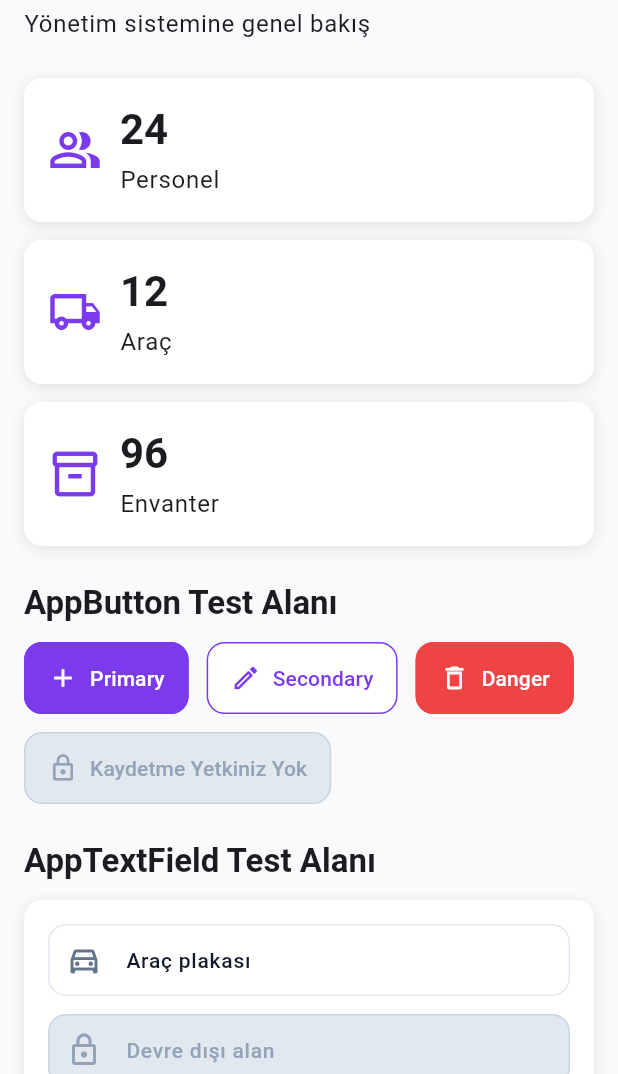
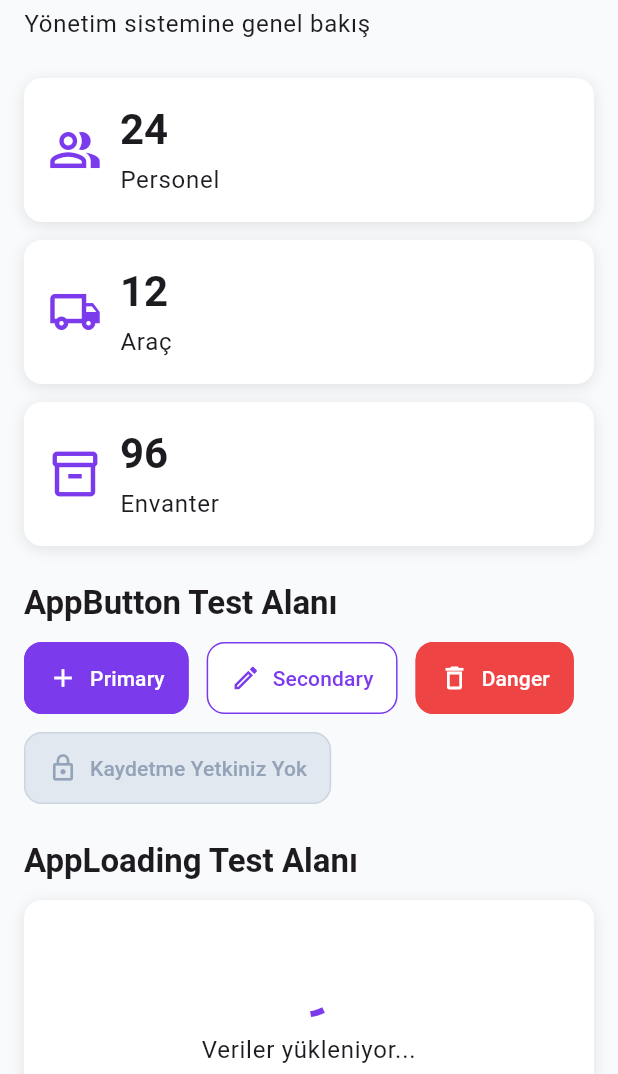
Before and after one commit to caneribrahimoglu/tck_yosi, a Flutter app: the screen it shows after launch, on a phone screen of 412 x 824 dp, the part 162-1236 px from its top. Run offline on Flutter 3.47's test engine with Material 3 defaults, Android fonts, the light colour scheme and no system bars.

```diff
--- /dev/null
+++ b/lib/core/enums/app_status_type.dart
@@ -0,0 +1 @@
+enum AppStatusType { success, warning, error, info, neutral }
--- a/lib/features/dashboard/pages/dashboard_page.dart
+++ b/lib/features/dashboard/pages/dashboard_page.dart
@@ -9,6 +9,10 @@ import '../../../../core/enums/app_dialog_type.dart';
 import '../../../../shared/widgets/app_dialog.dart';
 import '../../../../core/enums/app_snackbar_type.dart';
 import '../../../../shared/widgets/app_snackbar.dart';
+import '../../../../shared/widgets/app_page_header.dart';
+import '../../../../shared/widgets/app_loading.dart';
+import '../../../../core/enums/app_status_type.dart';
+import '../../../../shared/widgets/app_status_chip.dart';
 
 class DashboardPage extends StatefulWidget {
   const DashboardPage({super.key});
@@ -72,6 +76,7 @@ class _DashboardPageState extends State<DashboardPage> {
               style: TextStyle(fontSize: 18, fontWeight: FontWeight.w700),
             ),
           ),
+
           const SizedBox(height: AppSpacing.sm),
           ...List.generate(menuItems.length, (index) {
             final item = menuItems[index];
@@ -105,16 +110,9 @@ class _DashboardPageState extends State<DashboardPage> {
       child: Column(
         crossAxisAlignment: CrossAxisAlignment.start,
         children: [
-          Text(
-            'TCK YÖSİ Dashboard',
-            style: Theme.of(
-              context,
-            ).textTheme.headlineMedium?.copyWith(fontWeight: FontWeight.w700),
-          ),
-          const SizedBox(height: AppSpacing.xs),
-          Text(
-            'Yönetim sistemine genel bakış',
-            style: Theme.of(context).textTheme.bodyLarge,
+          const AppPageHeader(
+            title: 'TCK YÖSİ Dashboard',
+            subtitle: 'Yönetim sistemine genel bakış',
           ),
           const SizedBox(height: AppSpacing.xl),
 
@@ -166,11 +164,25 @@ class _DashboardPageState extends State<DashboardPage> {
           const SizedBox(height: AppSpacing.xl),
 
           Text(
+            'AppLoading Test Alanı',
+            style: Theme.of(
+              context,
+            ).textTheme.titleLarge?.copyWith(fontWeight: FontWeight.w700),
+          ),
+
+          const SizedBox(height: AppSpacing.md),
+
+          const AppCard(child: AppLoading(message: 'Veriler yükleniyor...')),
+
+          const SizedBox(height: AppSpacing.xl),
+
+          Text(
             'AppTextField Test Alanı',
             style: Theme.of(
               context,
             ).textTheme.titleLarge?.copyWith(fontWeight: FontWeight.w700),
           ),
+
           const SizedBox(height: AppSpacing.md),
 
           AppCard(
@@ -266,6 +278,40 @@ class _DashboardPageState extends State<DashboardPage> {
                         message: 'Lütfen zorunlu alanları kontrol edin.',
                       );
                     },
+                  ),
+                  const SizedBox(height: AppSpacing.xl),
+
+                  Text(
+                    'AppStatusChip Test Alanı',
+                    style: Theme.of(context).textTheme.titleLarge?.copyWith(
+                      fontWeight: FontWeight.w700,
+                    ),
+                  ),
+
+                  const SizedBox(height: AppSpacing.md),
+
+                  const Wrap(
+                    spacing: AppSpacing.sm,
+                    runSpacing: AppSpacing.sm,
+                    children: [
+                      AppStatusChip(
+                        label: 'Aktif',
+                        type: AppStatusType.success,
+                      ),
+                      AppStatusChip(
+                        label: 'Bakımda',
+                        type: AppStatusType.warning,
+                      ),
+                      AppStatusChip(
+                        label: 'Arızalı',
+                        type: AppStatusType.error,
+                      ),
+                      AppStatusChip(label: 'Bilgi', type: AppStatusType.info),
+                      AppStatusChip(
+                        label: 'Pasif',
+                        type: AppStatusType.neutral,
+                      ),
+                    ],
                   ),
                 ],
               ),
--- /dev/null
+++ b/lib/shared/widgets/app_loading.dart
@@ -0,0 +1,41 @@
+import 'package:flutter/material.dart';
+
+import '../../core/constants/app_spacing.dart';
+
+class AppLoading extends StatelessWidget {
+  final String? message;
+  final bool compact;
+
+  const AppLoading({super.key, this.message, this.compact = false});
+
+  @override
+  Widget build(BuildContext context) {
+    if (compact) {
+      return const SizedBox(
+        width: 24,
+        height: 24,
+        child: CircularProgressIndicator(strokeWidth: 2.5),
+      );
+    }
+
+    return Center(
+      child: Padding(
+        padding: const EdgeInsets.all(AppSpacing.xl),
+        child: Column(
+          mainAxisSize: MainAxisSize.min,
+          children: [
+            const CircularProgressIndicator(),
+            if (message != null && message!.trim().isNotEmpty) ...[
+              const SizedBox(height: AppSpacing.md),
+              Text(
+                message!,
+                textAlign: TextAlign.center,
+                style: Theme.of(context).textTheme.bodyLarge,
+              ),
+            ],
+          ],
+        ),
+      ),
+    );
+  }
+}
--- /dev/null
+++ b/lib/shared/widgets/app_page_header.dart
@@ -0,0 +1,72 @@
+import 'package:flutter/material.dart';
+import '../../core/constants/app_spacing.dart';
+
+class AppPageHeader extends StatelessWidget {
+  final String title;
+  final String? subtitle;
+  final List<Widget> actions;
+
+  const AppPageHeader({
+    super.key,
+    required this.title,
+    this.subtitle,
+    this.actions = const [],
+  });
+
+  @override
+  Widget build(BuildContext context) {
+    return LayoutBuilder(
+      builder: (context, constraints) {
+        final isNarrow = constraints.maxWidth < 600;
+
+        final titleSection = Column(
+          crossAxisAlignment: CrossAxisAlignment.start,
+          children: [
+            Text(
+              title,
+              style: Theme.of(
+                context,
+              ).textTheme.headlineMedium?.copyWith(fontWeight: FontWeight.w700),
+            ),
+            if (subtitle != null && subtitle!.trim().isNotEmpty) ...[
+              const SizedBox(height: AppSpacing.xs),
+              Text(subtitle!, style: Theme.of(context).textTheme.bodyLarge),
+            ],
+          ],
+        );
+        if (isNarrow) {
+          return Column(
+            crossAxisAlignment: CrossAxisAlignment.stretch,
+            children: [
+              titleSection,
+              if (actions.isNotEmpty) ...[
+                const SizedBox(height: AppSpacing.md),
+                Wrap(
+                  spacing: AppSpacing.sm,
+                  runSpacing: AppSpacing.sm,
+                  children: actions,
+                ),
+              ],
+            ],
+          );
+        }
+
+        return Row(
+          crossAxisAlignment: CrossAxisAlignment.start,
+          children: [
+            Expanded(child: titleSection),
+            if (actions.isNotEmpty) ...[
+              const SizedBox(width: AppSpacing.lg),
+              Wrap(
+                spacing: AppSpacing.sm,
+                runSpacing: AppSpacing.sm,
+                alignment: WrapAlignment.end,
+                children: actions,
+              ),
+            ],
+          ],
+        );
+      },
+    );
+  }
+}
```
Also changed, not shown: lib/core/theme/app_status_chip_theme.dart (added, +47 -0 lines), lib/features/auth/domain/enums/app_permission.dart (added, +13 -0 lines), lib/features/auth/domain/enums/user_role.dart (added, +9 -0 lines), lib/features/auth/domain/models/app_user.dart (added, +24 -0 lines), lib/shared/widgets/app_status_chip.dart (added, +53 -0 lines).
